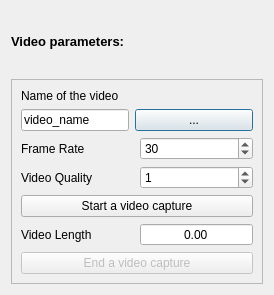
Above: src/DesignerDialogRecorder.ui from NicolasRannou/TrackVisualization before the change. Below: the same form after it.
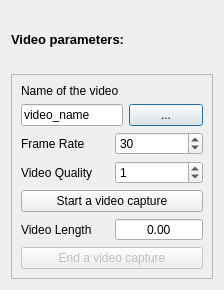
That is the form after the change.

Commit message: :ENH doc

```diff
--- a/src/DesignerDialogRecorder.ui
+++ b/src/DesignerDialogRecorder.ui
@@ -6,8 +6,8 @@
    <rect>
     <x>0</x>
     <y>0</y>
-    <width>274</width>
-    <height>295</height>
+    <width>224</width>
+    <height>290</height>
    </rect>
   </property>
   <property name="windowTitle">
```
The commit also changes 1 other file.
